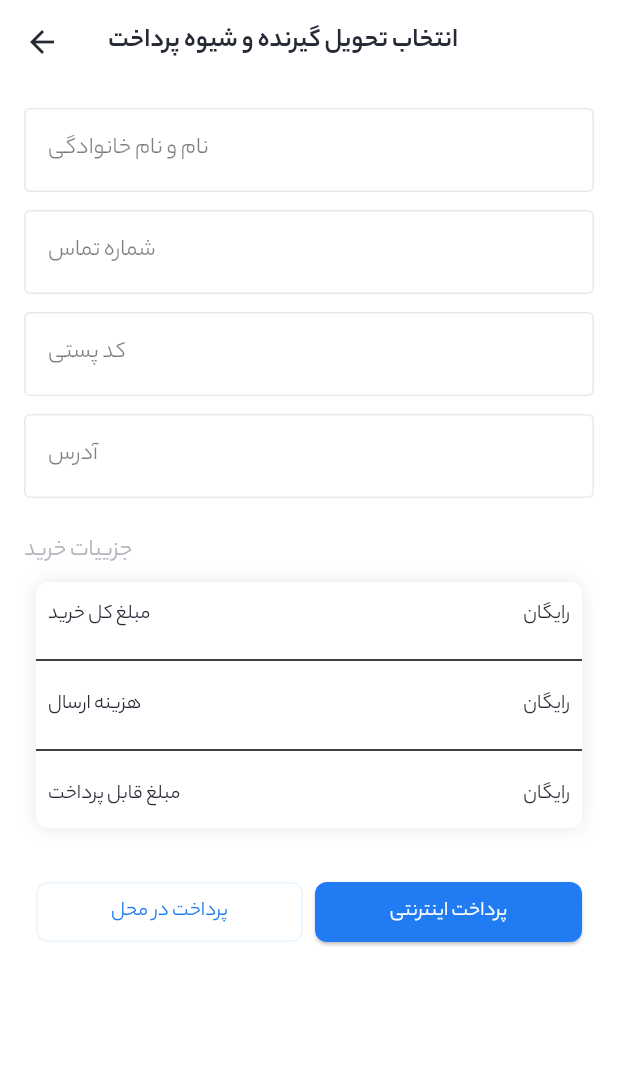
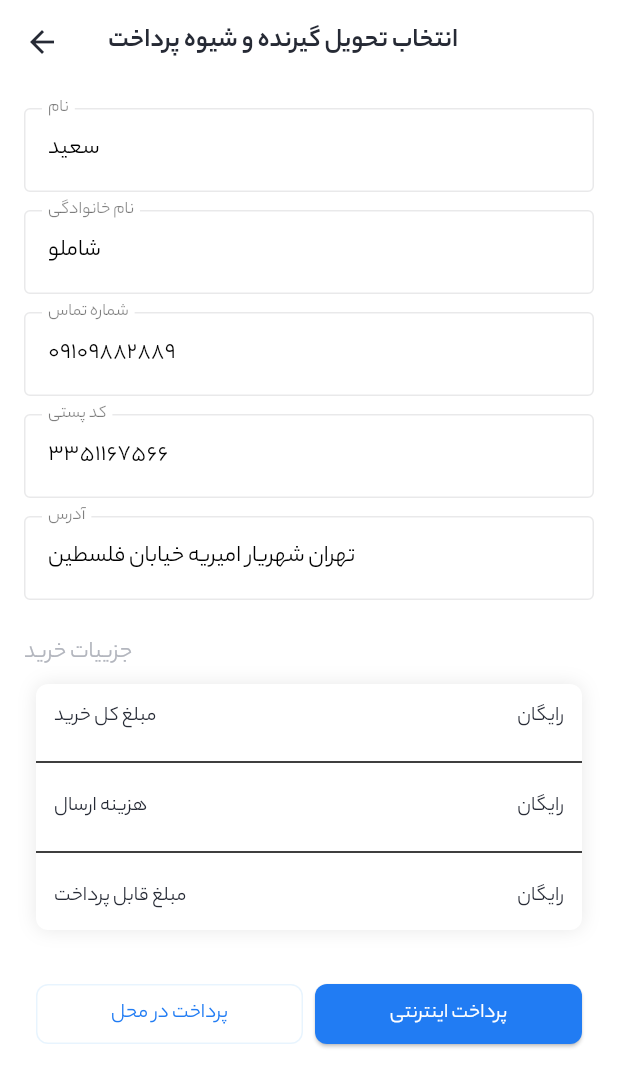
Before and after one commit to saeedshamlo/NikeStoreFlutter, a Flutter app: the ShippingScreen screen opened directly with empty values, on a phone screen of 412 x 824 dp. Shown: the top 1087 px of the screen. Run offline on Flutter 3.47's test engine with Material 2 defaults, Android fonts, the phone set to English and light mode, and no system bars; our stand-ins replace bloc, cached_network_image, dio, equatable, flutter_bloc, flutter_svg and 5 more; missing offline and left inert: dart:ffi; accounts and stored records are empty; network calls fail.

Commit message:
1401-07-26

```diff
--- a/lib/data/dataSource/order_data_source.dart
+++ b/lib/data/dataSource/order_data_source.dart
@@ -12,8 +12,8 @@ class OrderRemoteDataSource implements IOrderDataSource {
   @override
   Future<CreateOrderReuslt> create(CreateOrderParams params) async{
     final response = await httpClient.post('order/submit', data: {
-      'firstName': params.firtsName,
-      'lastName': params.lastName,
+      'first_name': params.firtsName,
+      'last_name': params.lastName,
       'mobile': params.phoneNumber,
       'postal_code': params.postalCode,
       'address': params.address,
--- a/lib/data/repo/order_repository.dart
+++ b/lib/data/repo/order_repository.dart
@@ -1,7 +1,11 @@
+import 'package:nike_store/common/http_client.dart';
 import 'package:nike_store/data/dataSource/order_data_source.dart';
 import 'package:nike_store/data/order.dart';
 
 abstract class IOrderRepository extends IOrderDataSource {}
+
+final OrderRepositry orderRepositry =
+    OrderRepositry(OrderRemoteDataSource(httpClient));
 
 class OrderRepositry implements IOrderRepository {
   final IOrderDataSource dataSource;
--- a/lib/main.dart
+++ b/lib/main.dart
@@ -50,6 +50,7 @@ class MyApp extends StatelessWidget {
               ))
             )
           ),
+
           outlinedButtonTheme:
           OutlinedButtonThemeData(
             style: ButtonStyle(
--- a/lib/ui/cart/price_info.dart
+++ b/lib/ui/cart/price_info.dart
@@ -51,7 +51,7 @@ class PriceInfo extends StatelessWidget {
 
   Padding priceItem(String lable, int value, BuildContext context,double fontSize) {
     return Padding(
-      padding: const EdgeInsets.fromLTRB(8, 12, 8, 12),
+      padding: const EdgeInsets.fromLTRB(12, 12, 12, 12),
       child: Row(
         mainAxisAlignment: MainAxisAlignment.spaceBetween,
         children: [
--- a/lib/ui/shipping/shipping.dart
+++ b/lib/ui/shipping/shipping.dart
@@ -1,17 +1,53 @@
+import 'dart:async';
+
+import 'package:flutter/cupertino.dart';
 import 'package:flutter/material.dart';
+import 'package:flutter_bloc/flutter_bloc.dart';
+import 'package:nike_store/data/order.dart';
+import 'package:nike_store/data/repo/order_repository.dart';
 import 'package:nike_store/ui/cart/price_info.dart';
 import 'package:nike_store/ui/receipt/payment_receipt.dart';
+import 'package:nike_store/ui/shipping/bloc/shipping_bloc.dart';
 
-class ShippingScreen extends StatelessWidget {
+class ShippingScreen extends StatefulWidget {
   final int payblePrice;
   final int totalPrice;
   final int shippingCost;
 
-  const ShippingScreen(
+  ShippingScreen(
       {super.key,
       required this.payblePrice,
       required this.totalPrice,
       required this.shippingCost});
+
+  @override
+  State<ShippingScreen> createState() => _ShippingScreenState();
+}
+
+class _ShippingScreenState extends State<ShippingScreen> {
+  final style = TextStyle(fontFamily: 'YekanBakh');
+
+  final TextEditingController firstNameControler =
+      TextEditingController(text: 'سعید');
+
+  final TextEditingController lastNameControler =
+      TextEditingController(text: 'شاملو');
+
+  final TextEditingController phoneNumberControler =
+      TextEditingController(text: '09109882889');
+
+  final TextEditingController postalCodeControler =
+      TextEditingController(text: '3351167566');
+
+  final TextEditingController addressControler =
+      TextEditingController(text: 'تهران شهریار امیریه خیابان فلسطین');
+
+  StreamSubscription? subscription;
+  @override
+  void dispose() {
+    subscription?.cancel();
+    super.dispose();
+  }
 
   @override
   Widget build(BuildContext context) {
@@ -20,15 +56,31 @@ class ShippingScreen extends StatelessWidget {
         centerTitle: false,
         title: Text('انتخاب تحویل گیرنده و شیوه پرداخت'),
       ),
-      body: SingleChildScrollView(
+      body: BlocProvider<ShippingBloc>(
+        create: (context) {
+          final bloc = ShippingBloc(orderRepositry);
+          subscription = bloc.stream.listen((event) {
+            if (event is ShippingError) {
+              ScaffoldMessenger.of(context).showSnackBar(
+                  SnackBar(content: Text(event.exception.message!)));
+            } else if (event is ShippingSuccess) {
+              Navigator.of(context).push(MaterialPageRoute(
+                  builder: (context) => PaymentReceiptScreen()));
+            }
+          });
+          return bloc;
+        },
+        child: SingleChildScrollView(
           padding: EdgeInsets.all(16),
           child: Column(
             crossAxisAlignment: CrossAxisAlignment.center,
             children: [
               TextField(
+                style: style,
+                controller: firstNameControler,
                 decoration: InputDecoration(
                   label: Text(
-                  'نام و نام خانوادگی',
+                    'نام',
                     style: TextStyle(fontSize: 16),
                   ),
                 ),
@@ -37,6 +89,21 @@ class ShippingScreen extends StatelessWidget {
                 height: 12,
               ),
               TextField(
+                style: style,
+                controller: lastNameControler,
+                decoration: InputDecoration(
+                  label: Text(
+                    'نام خانوادگی',
+                    style: TextStyle(fontSize: 16),
+                  ),
+                ),
+              ),
+              SizedBox(
+                height: 12,
+              ),
+              TextField(
+                style: style,
+                controller: phoneNumberControler,
                 decoration: InputDecoration(
                   label: Text(
                     'شماره تماس',
@@ -48,6 +115,8 @@ class ShippingScreen extends StatelessWidget {
                 height: 12,
               ),
               TextField(
+                style: style,
+                controller: postalCodeControler,
                 decoration: InputDecoration(
                   label: Text(
                     'کد پستی',
@@ -59,6 +128,8 @@ class ShippingScreen extends StatelessWidget {
                 height: 12,
               ),
               TextField(
+                controller: addressControler,
+                style: style,
                 decoration: InputDecoration(
                   label: Text(
                     'آدرس',
@@ -67,31 +138,55 @@ class ShippingScreen extends StatelessWidget {
                 ),
               ),
               PriceInfo(
-                payblePrice: payblePrice,
-                totalPrice: totalPrice,
-                shippingCost: shippingCost),
+                  payblePrice: widget.payblePrice,
+                  totalPrice: widget.totalPrice,
+                  shippingCost: widget.shippingCost),
               Padding(
-              padding: const EdgeInsets.only(left: 8,right: 8),
+                padding: const EdgeInsets.only(left: 8, right: 8),
                 child: SizedBox(
-                width: MediaQuery.of(context).size.width ,
-                child: Row(
+                  width: MediaQuery.of(context).size.width,
+                  child: BlocBuilder<ShippingBloc, ShippingState>(
+                    builder: (context, state) {
+                      return State is ShippingLoading
+                          ? Center(
+                              child: CupertinoActivityIndicator(),
+                            )
+                          : Row(
                               mainAxisAlignment: MainAxisAlignment.center,
                               children: [
                                 Expanded(
-                      child: OutlinedButton( onPressed: () {
-                        Navigator.of(context).push(MaterialPageRoute(builder: (context) => PaymentReceiptScreen(),));
-                      }, child: Text('پرداخت در محل')),
+                                  child: OutlinedButton(
+                                      onPressed: () {
+                                        BlocProvider.of<ShippingBloc>(context)
+                                            .add(ShippingCreateOrder(
+                                                CreateOrderParams(
+                                                    firstNameControler.text,
+                                                    lastNameControler.text,
+                                                    phoneNumberControler.text,
+                                                    postalCodeControler.text,
+                                                    addressControler.text,
+                                                    PaymentMethod
+                                                        .cashOnDelivery)));
+                                      },
+                                      child: Text('پرداخت در محل')),
                                 ),
-                    SizedBox(width: 8,),
-                    Expanded(child: ElevatedButton(onPressed: () {}, child: Text('پرداخت اینترنتی'))),
-
+                                SizedBox(
+                                  width: 8,
+                                ),
+                                Expanded(
+                                    child: ElevatedButton(
+                                        onPressed: () {},
+                                        child: Text('پرداخت اینترنتی'))),
                               ],
+                            );
+                    },
                   ),
                 ),
               )
             ],
           ),
         ),
+      ),
     );
   }
 }
```
Lines whose indentation alone changed are shown as unchanged.
